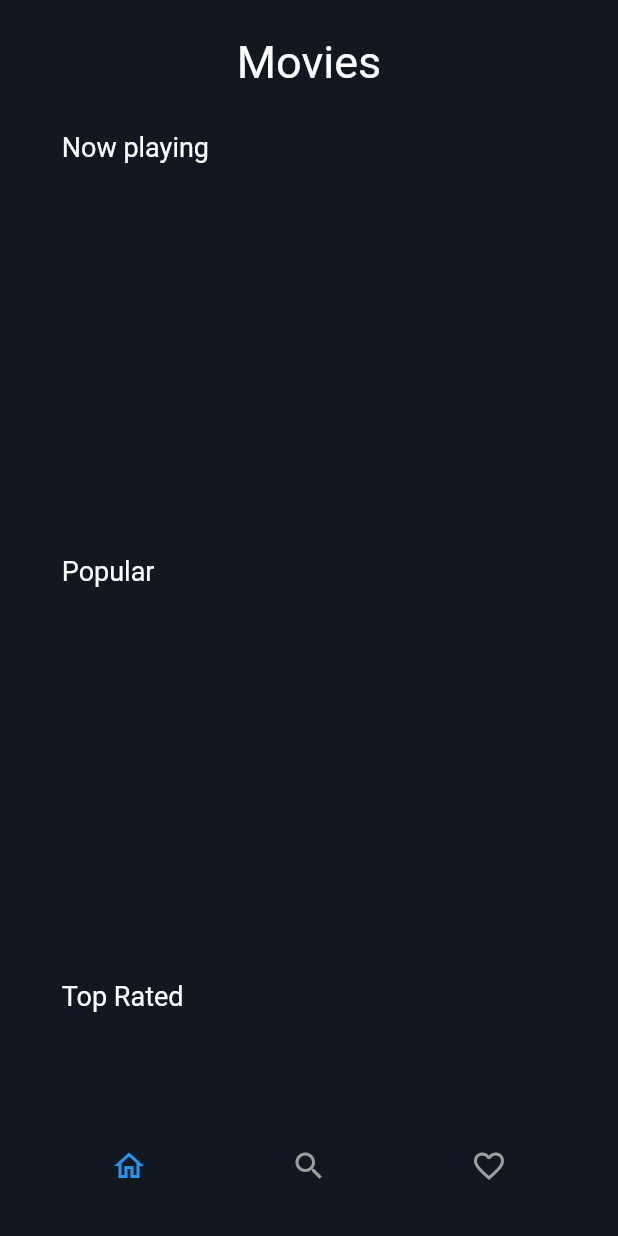
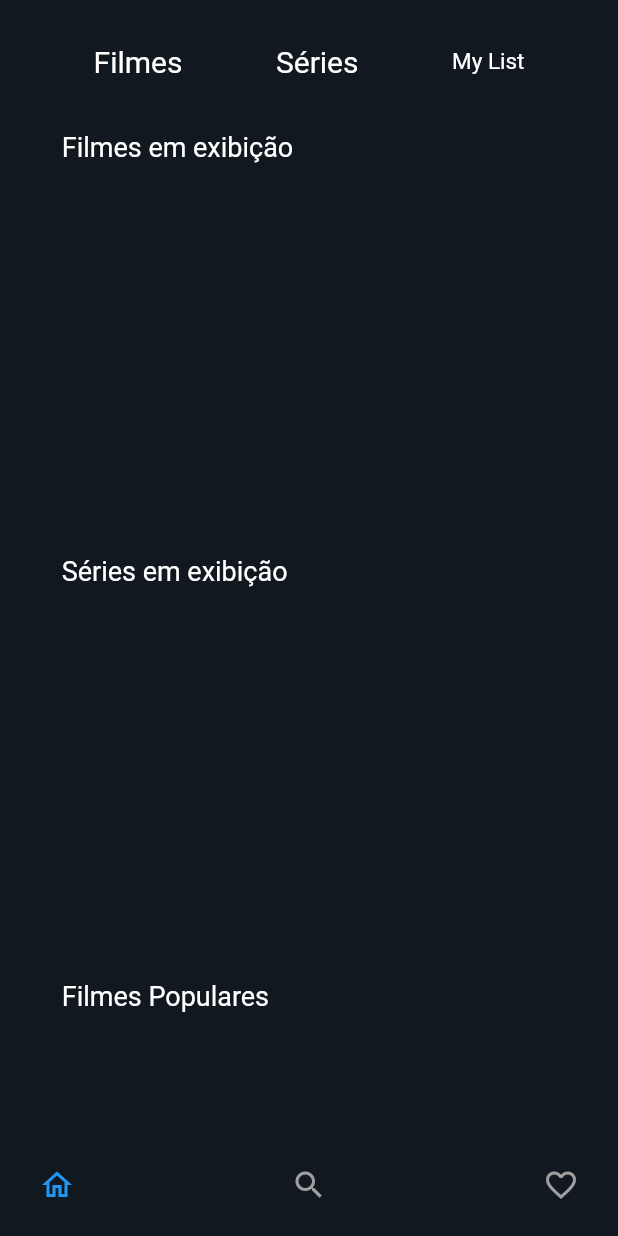
Before and after one commit to josevictorp81/appflix, a Flutter app: the screen it shows after launch, on a phone screen of 412 x 824 dp. Run offline on Flutter 3.47's test engine with Material 2 defaults, Android fonts, the phone set to English and light mode, and no system bars; drawn by our look-alikes of dot_navigation_bar; our stand-ins replace dio, flutter_easyloading; network calls fail.

Commit message:
adicionando top nav bar na pagina home, e corrigindo warnings

```diff
--- a/lib/components/custom_list_view.dart
+++ /dev/null
@@ -1,50 +0,0 @@
-import 'package:appflix/components/card_movie.dart';
-import 'package:appflix/models/movie.dart';
-import 'package:flutter/material.dart';
-
-class CustomListView extends StatelessWidget {
-  const CustomListView(
-      {Key? key,
-      required this.width,
-      required this.height,
-      required this.future})
-      : super(key: key);
-
-  final double width;
-  final double height;
-  final Future<List<Movie>> future;
-
-  @override
-  Widget build(BuildContext context) {
-    return Container(
-      margin: EdgeInsets.only(left: width * .06),
-      height: height * .3,
-      child: FutureBuilder(
-        future: future,
-        builder: (BuildContext context, AsyncSnapshot<List<Movie>> snapshot) {
-          if (snapshot.hasData) {
-            if (snapshot.data != null) {
-              return ListView(
-                scrollDirection: Axis.horizontal,
-                children: [
-                  ...snapshot.data!.map(
-                    (map) => GestureDetector(
-                      child:
-                          CardMovie(urlImage: map.posterPath, name: map.title),
-                      onTap: () => Navigator.of(context).pushNamed(
-                        '/moviedetail',
-                        arguments: Movie(map.posterPath, map.overview,
-                            map.title, map.genreIds, map.voteAverage),
-                      ),
-                    ),
-                  ),
-                ],
-              );
-            }
-          }
-          return const SizedBox();
-        },
-      ),
-    );
-  }
-}
--- a/lib/components/title_list.dart
+++ b/lib/components/title_list.dart
@@ -17,7 +17,7 @@ class TitleList extends StatelessWidget {
         children: [
           Text(
             text,
-            style: TextStyle(color: Colors.white, fontSize: 18),
+            style: const TextStyle(color: Colors.white, fontSize: 18),
           )
         ],
       ),
--- a/lib/pages/home.dart
+++ b/lib/pages/home.dart
@@ -21,14 +21,9 @@ class _HomePageState extends State<HomePage> {
 
   @override
   Widget build(BuildContext context) {
-    final _pageOptions = [Home(), SearchPage()];
+    final _pageOptions = [const Home(), const Search()];
     return Scaffold(
       backgroundColor: const Color(0xff111820),
-      // appBar: AppBar(
-      //   backgroundColor: const Color(0xff111820),
-      //   title: Text('App'),
-      //   centerTitle: true,
-      // ),
       body: Center(
         child: SingleChildScrollView(
           child: SafeArea(
@@ -37,22 +32,22 @@ class _HomePageState extends State<HomePage> {
         ),
       ),
       bottomNavigationBar: DotNavigationBar(
-        margin: EdgeInsets.only(left: 10, right: 10),
+        margin: const EdgeInsets.only(left: 10, right: 10),
         currentIndex: _selectedIndex,
         backgroundColor: const Color(0xff111820),
         dotIndicatorColor: const Color(0xff111820),
         unselectedItemColor: Colors.grey,
-        // enableFloatingNavBar: false,
+        enableFloatingNavBar: false,
         onTap: _handleIndexChanged,
         items: [
           DotNavigationBarItem(
-            icon: Icon(Icons.home_outlined),
+            icon: const Icon(Icons.home_outlined),
           ),
           DotNavigationBarItem(
-            icon: Icon(Icons.search_outlined),
+            icon: const Icon(Icons.search_outlined),
           ),
           DotNavigationBarItem(
-            icon: Icon(Icons.favorite_outline),
+            icon: const Icon(Icons.favorite_outline),
           ),
           // DotNavigationBarItem(
           //   icon: Icon(Icons.person_outline),
--- a/lib/pages/home_page.dart
+++ b/lib/pages/home_page.dart
@@ -1,11 +1,10 @@
-import 'package:appflix/components/card_movie.dart';
-import 'package:appflix/components/custom_list_view.dart';
-import 'package:appflix/components/stack.dart';
+import 'package:appflix/components/custom_list_view_movie.dart';
+import 'package:appflix/components/custom_list_view_serie.dart';
+import 'package:appflix/components/nav_bar.dart';
 import 'package:appflix/components/title_list.dart';
-import 'package:appflix/models/movie.dart';
 import 'package:appflix/repository/movie_repository.dart';
 import 'package:appflix/repository/resource.dart';
-import 'package:carousel_slider/carousel_slider.dart';
+import 'package:appflix/repository/serie_repository.dart';
 import 'package:flutter/material.dart';
 
 class Home extends StatefulWidget {
@@ -23,110 +22,80 @@ class _HomeState extends State<Home> {
 
     Resource resource = Resource('https://api.themoviedb.org/3', {});
     MovieRepository movies = MovieRepository(resource);
+    SerieRepository series = SerieRepository(resource);
 
     return Column(
       children: [
-        Container(
+        SizedBox(
           width: width,
           height: height * .1,
-          child: Center(
-            child: Text(
-              'Movies',
-              style: TextStyle(fontSize: 30, color: Colors.white),
-            ),
+          child: Row(
+            mainAxisAlignment: MainAxisAlignment.spaceEvenly,
+            children: const [
+              NavBar(pathName: '/movielist', text: 'Filmes'),
+              NavBar(pathName: '/serieslist', text: 'Séries'),
+              Text(
+                'My List',
+                style: TextStyle(fontSize: 15, color: Colors.white),
+              ),
+            ],
           ),
         ),
-        TitleList(width: width, text: 'Now playing'),
-        CustomListView(
+        TitleList(width: width, text: 'Filmes em exibição'),
+        CustomListViewMovie(
           width: width,
           height: height,
           future: movies.getAll(1, '/movie/now_playing'),
         ),
-        TitleList(width: width, text: 'Popular'),
-        CustomListView(
+        TitleList(width: width, text: 'Séries em exibição'),
+        CustomListViewSerie(
+          width: width,
+          height: height,
+          future: series.getAll(3, '/tv/on_the_air'),
+        ),
+        TitleList(width: width, text: 'Filmes Populares'),
+        CustomListViewMovie(
           width: width,
           height: height,
           future: movies.getAll(1, '/movie/popular'),
         ),
-        TitleList(width: width, text: 'Top Rated'),
-        CustomListView(
+        TitleList(width: width, text: 'Séries Populares'),
+        CustomListViewSerie(
+          width: width,
+          height: height,
+          future: series.getAll(4, '/tv/popular'),
+        ),
+        TitleList(width: width, text: 'Séries mais avaliadas'),
+        CustomListViewSerie(
+          width: width,
+          height: height,
+          future: series.getAll(1, '/tv/top_rated'),
+        ),
+        TitleList(width: width, text: 'Filmes mais avaliados'),
+        CustomListViewMovie(
           width: width,
           height: height,
           future: movies.getAll(1, '/movie/top_rated'),
         ),
         TitleList(width: width, text: 'Em breve'),
-        CustomListView(
+        CustomListViewMovie(
           width: width,
           height: height,
           future: movies.getAll(1, '/movie/upcoming'),
         ),
-        TitleList(width: width, text: 'Popular 2'),
-        CustomListView(
+        TitleList(width: width, text: 'Filmes lançados recentemente'),
+        CustomListViewMovie(
           width: width,
           height: height,
           future: movies.getAll(2, '/movie/popular'),
         ),
         TitleList(width: width, text: 'Popular 3'),
-        CustomListView(
+        CustomListViewMovie(
           width: width,
           height: height,
           future: movies.getAll(3, '/movie/popular'),
-        ),
-        TitleList(width: width, text: 'Popular 4'),
-        CustomListView(
-          width: width,
-          height: height,
-          future: movies.getAll(4, '/movie/popular'),
-        ),
-        TitleList(width: width, text: 'Popular 5'),
-        CustomListView(
-          width: width,
-          height: height,
-          future: movies.getAll(5, '/movie/popular'),
         ),
       ],
     );
   }
 }
-
-// Column(
-//             children: [
-//               CarouselSlider.builder(
-//                 options: CarouselOptions(
-//                   height: height * .3,
-//                   autoPlay: true,
-//                   autoPlayInterval: Duration(seconds: 5),
-//                   autoPlayAnimationDuration: Duration(seconds: 2),
-//                   enlargeCenterPage: true,
-//                 ),
-//                 itemCount: urlImages.length,
-//                 itemBuilder: (context, index, realIndex) {
-//                   final urlImage = urlImages[index];
-//                   final name = nameMovies[index];
-//                   return GestureDetector(
-//                     onTap: () => Navigator.of(context).pushNamed(
-//                       '/moviedetail',
-//                       arguments: movies,
-//                     ),
-//                     child: CustomStack(
-//                       urlImage: urlImage,
-//                       name: name,
-//                       width: width,
-//                       height: height,
-//                     ),
-//                   );
-//                 },
-//               ),
-//             ],
-//           ),
-// ...snapshot.data!.map(
-//                         (map) => GestureDetector(
-//                           child: CardMovie(
-//                               urlImage: map.posterPath, name: map.title),
-//                           onTap: () => Navigator.of(context).pushNamed(
-//                             '/moviedetail',
-//                             arguments: Movie(map.posterPath, map.overview,
-//                                 map.title, map.genreIds, map.voteAverage),
-//                           ),
-//                         ),
-//                       ),
--- a/pubspec.yaml
+++ b/pubspec.yaml
@@ -32,6 +32,7 @@ dependencies:
   dot_navigation_bar: ^1.0.1+3
   carousel_slider: ^4.0.0
   dio: ^4.0.4
+  flutter_easyloading: ^3.0.3
 
 
   # The following adds the Cupertino Icons font to your application.
```
Also changed, not shown: lib/components/card_movie.dart (+8 -9 lines), lib/components/stack.dart (+5 -5 lines), lib/pages/detail.dart (+14 -15 lines), lib/pages/search.dart (+12 -9 lines), pubspec.lock.
